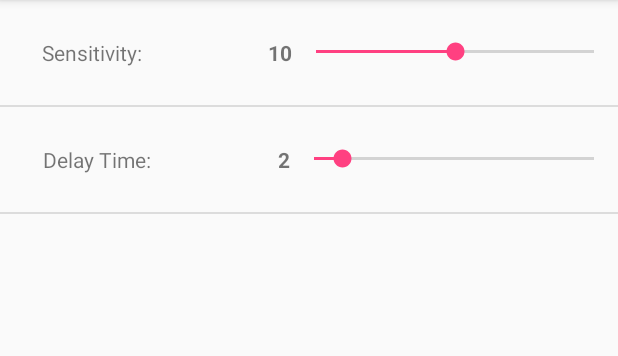
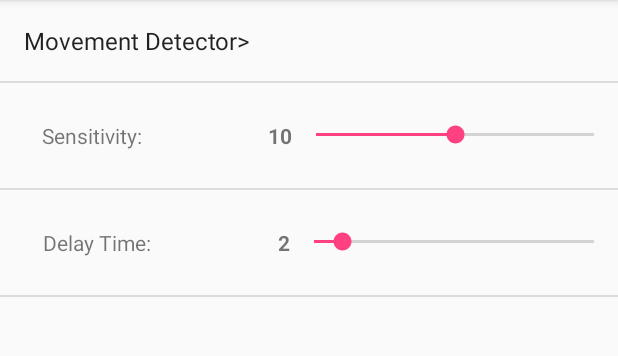
Before and after one commit to nerdaliciousCH/VS_fabischn_AntiTheft, an Android app: the screen it shows after launch (SettingsActivity), in the options menu, after a tap on "Settings", on a phone screen of 412 x 824 dp, the part 84-440 px from its top. Run offline under Robolectric (Android 15) with nearby library versions, the phone set to English and light mode, and no system bars.

Commit message:
minor changes

```diff
--- a/app/src/main/java/ch/ethz/inf/vs/a1/fabischn/antitheft/MainActivity.java
+++ b/app/src/main/java/ch/ethz/inf/vs/a1/fabischn/antitheft/MainActivity.java
@@ -30,15 +30,18 @@ public class MainActivity extends AppCompatActivity implements SharedPreferences
 
     private String SENSITIVITY_PREFERENCE;
     private String DELAY_PREFERENCE;
+    private String MOVEMENT_DETECTOR_PREFERENCE;
 
-    private int sensitivity = 10;
-    private int delay = 0;
+    private static int sensitivity = 10;
+    private static int delay = 0;
+
 
     @Override
     protected void onCreate(Bundle savedInstanceState) {
         super.onCreate(savedInstanceState);
         this.SENSITIVITY_PREFERENCE = getResources().getString(R.string.pref_sensitivity);
         this.DELAY_PREFERENCE = getResources().getString(R.string.pref_delay);
+        this.MOVEMENT_DETECTOR_PREFERENCE = getResources().getString(R.string.pref_movement_detector);
 
         setContentView(R.layout.activity_main);
         unlockReceiver = new UnlockReceiver();
@@ -136,8 +139,9 @@ public class MainActivity extends AppCompatActivity implements SharedPreferences
             this.delay = sharedPref.getInt(key, 10);
             Log.d("Delay Time is:", this.delay + "");
         }
-        //restartService();
+        else if (key.equals(this.MOVEMENT_DETECTOR_PREFERENCE)) {
 
+        }
     }
 
     @Override
--- a/app/src/main/java/ch/ethz/inf/vs/a1/fabischn/antitheft/SettingsFragment.java
+++ b/app/src/main/java/ch/ethz/inf/vs/a1/fabischn/antitheft/SettingsFragment.java
@@ -1,8 +1,10 @@
 package ch.ethz.inf.vs.a1.fabischn.antitheft;
 
 import android.os.Bundle;
+import android.preference.ListPreference;
 import android.preference.PreferenceFragment;
 import android.util.Log;
+import android.widget.ListPopupWindow;
 import android.widget.SeekBar;
 
 
@@ -10,6 +12,7 @@ public class SettingsFragment extends PreferenceFragment {
 
     private SeekbarPreference sensitivity_pref;
     private SeekbarPreference delay_pref;
+    private ListPreference    movement_pref;
 
     @Override
     public void onCreate(Bundle savedInstanceState) {
@@ -19,8 +22,10 @@ public class SettingsFragment extends PreferenceFragment {
         addPreferencesFromResource(R.xml.preferences);
         String sensitivity = getString(R.string.pref_sensitivity);
         String delay       = getString(R.string.pref_delay);
+        String movementDet = getString(R.string.pref_movement_detector);
         sensitivity_pref   = (SeekbarPreference) findPreference(sensitivity);
         delay_pref         = (SeekbarPreference) findPreference(delay);
+        movement_pref      = (ListPreference)    findPreference(movementDet);
 
         sensitivity_pref.setDescription(sensitivity + ":");
         delay_pref.setDescription(delay + ":");
--- a/app/src/main/res/values/strings.xml
+++ b/app/src/main/res/values/strings.xml
@@ -4,5 +4,14 @@
     <string name="toggle_deactivate">Deactivate</string>
     <string name="pref_sensitivity">Sensitivity</string>
     <string name="pref_delay">Delay Time</string>
+    <string name="pref_movement_detector">Movement Detector></string>
     <string name="menu_settings">Settings</string>
+    <string name="list_item_spike">Spike Movement Detector</string>
+    <string name="list_item_alt">Alternative Movement Detector</string>
+
+    <string-array name="movement_detector_list">
+        <item>@string/list_item_spike</item>
+        <item>@string/list_item_alt</item>
+    </string-array>
+
 </resources>
--- a/app/src/main/res/xml/preferences.xml
+++ b/app/src/main/res/xml/preferences.xml
@@ -1,6 +1,11 @@
 <?xml version="1.0" encoding="utf-8"?>
 <PreferenceScreen xmlns:android="http://schemas.android.com/apk/res/android">
-
+    <ListPreference
+        android:key="@string/pref_movement_detector"
+        android:title="@string/pref_movement_detector"
+        android:entries="@array/movement_detector_list"
+        android:entryValues="@array/movement_detector_list"
+        android:defaultValue="@string/list_item_spike"/>
     <ch.ethz.inf.vs.a1.fabischn.antitheft.SeekbarPreference
         android:key="@string/pref_sensitivity"
         android:title="@string/pref_sensitivity"
@@ -9,4 +14,5 @@
         android:key="@string/pref_delay"
         android:title="@string/pref_delay"
         android:defaultValue="2"/>
+
 </PreferenceScreen>
```
Also changed, not shown: app/src/main/java/ch/ethz/inf/vs/a1/fabischn/antitheft/AlternativeMovementDetector.java (added, +20 -0 lines), app/src/main/java/ch/ethz/inf/vs/a1/fabischn/antitheft/SettingsActivity.java (+9 -7 lines).
